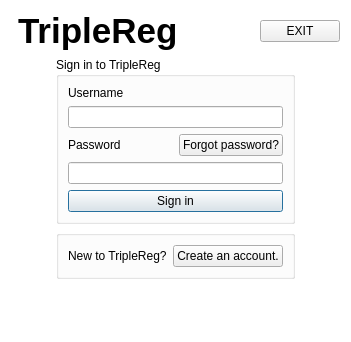
This is TripleReg/dialogsinginuser.ui in ziemastz/SL as Qt 5 draws it before an edit. The edited form follows.
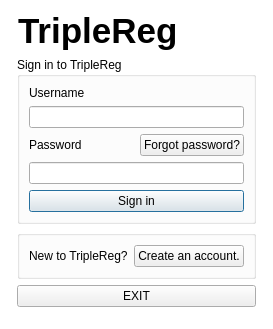
This is the edited form. Icons and pictures are not drawn.

```diff
--- a/TripleReg/dialogsinginuser.ui
+++ b/TripleReg/dialogsinginuser.ui
@@ -6,8 +6,8 @@
    <rect>
     <x>0</x>
     <y>0</y>
-    <width>351</width>
-    <height>342</height>
+    <width>270</width>
+    <height>329</height>
    </rect>
   </property>
   <property name="windowTitle">
@@ -43,16 +43,6 @@
        </property>
       </widget>
      </item>
-     <item row="0" column="4" rowspan="2">
-      <widget class="QPushButton" name="exit_pushButton">
-       <property name="text">
-        <string>EXIT</string>
-       </property>
-       <property name="autoDefault">
-        <bool>false</bool>
-       </property>
-      </widget>
-     </item>
      <item row="0" column="1" rowspan="2" colspan="2">
       <widget class="QLabel" name="label_2">
        <property name="font">
@@ -85,6 +75,19 @@
      </item>
     </layout>
    </item>
+   <item row="4" column="1">
+    <spacer name="verticalSpacer">
+     <property name="orientation">
+      <enum>Qt::Vertical</enum>
+     </property>
+     <property name="sizeHint" stdset="0">
+      <size>
+       <width>20</width>
+       <height>26</height>
+      </size>
+     </property>
+    </spacer>
+   </item>
    <item row="1" column="0" rowspan="2">
     <spacer name="horizontalSpacer_2">
      <property name="orientation">
@@ -191,17 +194,14 @@
     </widget>
    </item>
    <item row="3" column="1">
-    <spacer name="verticalSpacer">
-     <property name="orientation">
-      <enum>Qt::Vertical</enum>
+    <widget class="QPushButton" name="exit_pushButton">
+     <property name="text">
+      <string>EXIT</string>
      </property>
-     <property name="sizeHint" stdset="0">
-      <size>
-       <width>20</width>
-       <height>26</height>
-      </size>
+     <property name="autoDefault">
+      <bool>false</bool>
      </property>
-    </spacer>
+    </widget>
    </item>
   </layout>
  </widget>
```
Left out of the diff: 81 changed lines with no effect on the pictures.
